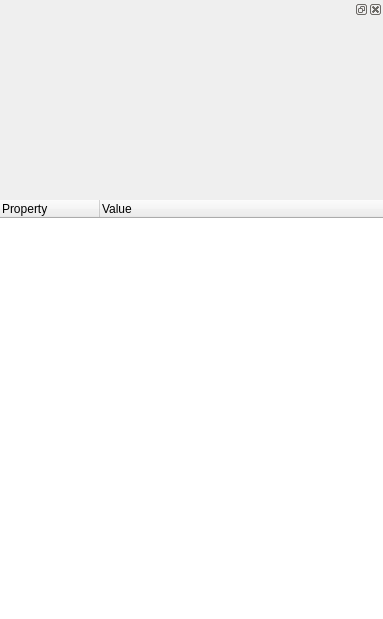
Above: src/editor/propertytab.ui from aibolem/TeleScore before the change. Below: the same form after it.
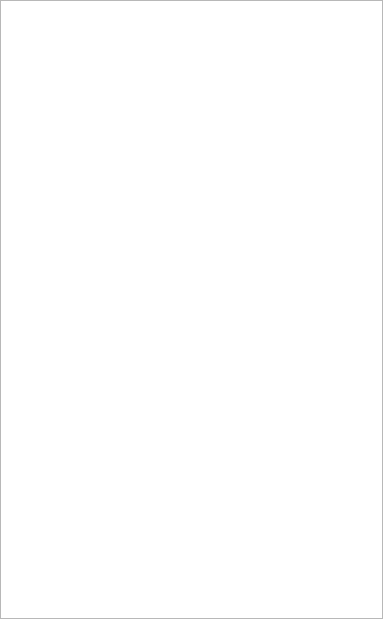
That is the form after the change.

```diff
--- a/src/editor/propertytab.ui
+++ b/src/editor/propertytab.ui
@@ -29,57 +29,23 @@
    <property name="spacing">
     <number>0</number>
    </property>
-   <item row="3" column="0">
-    <widget class="QDockWidget" name="dockWidget">
-     <property name="minimumSize">
-      <size>
-       <width>99</width>
-       <height>100</height>
-      </size>
-     </property>
-     <property name="maximumSize">
-      <size>
-       <width>10000</width>
-       <height>200</height>
-      </size>
-     </property>
-     <widget class="QWidget" name="dockWidgetContents"/>
-    </widget>
-   </item>
-   <item row="4" column="0">
-    <widget class="Line" name="line">
-     <property name="frameShape">
-      <enum>QFrame::NoFrame</enum>
-     </property>
-     <property name="orientation">
-      <enum>Qt::Vertical</enum>
-     </property>
-    </widget>
-   </item>
-   <item row="5" column="0">
-    <widget class="QTreeWidget" name="treeWidget">
-     <property name="frameShape">
-      <enum>QFrame::NoFrame</enum>
+   <item row="0" column="0">
+    <widget class="QTreeView" name="treeView">
+     <property name="styleSheet">
+      <string notr="true">QTreeView::item {
+margin:5px;
+}
+</string>
      </property>
      <property name="indentation">
-      <number>30</number>
-     </property>
-     <property name="rootIsDecorated">
-      <bool>false</bool>
+      <number>0</number>
      </property>
      <attribute name="headerVisible">
-      <bool>true</bool>
+      <bool>false</bool>
      </attribute>
-     <column>
-      <property name="text">
-       <string>Property</string>
-      </property>
-     </column>
-     <column>
-      <property name="text">
-       <string>Value</string>
-      </property>
-     </column>
+     <attribute name="headerDefaultSectionSize">
+      <number>125</number>
+     </attribute>
     </widget>
    </item>
   </layout>
```
